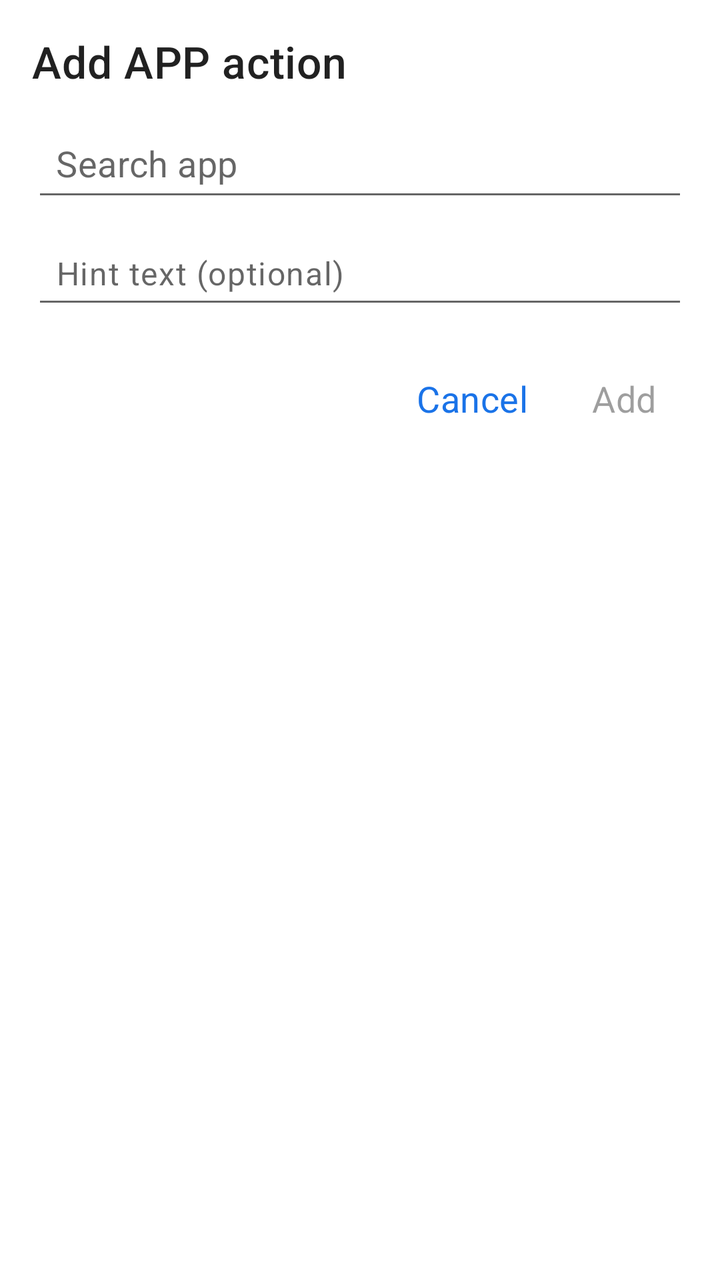
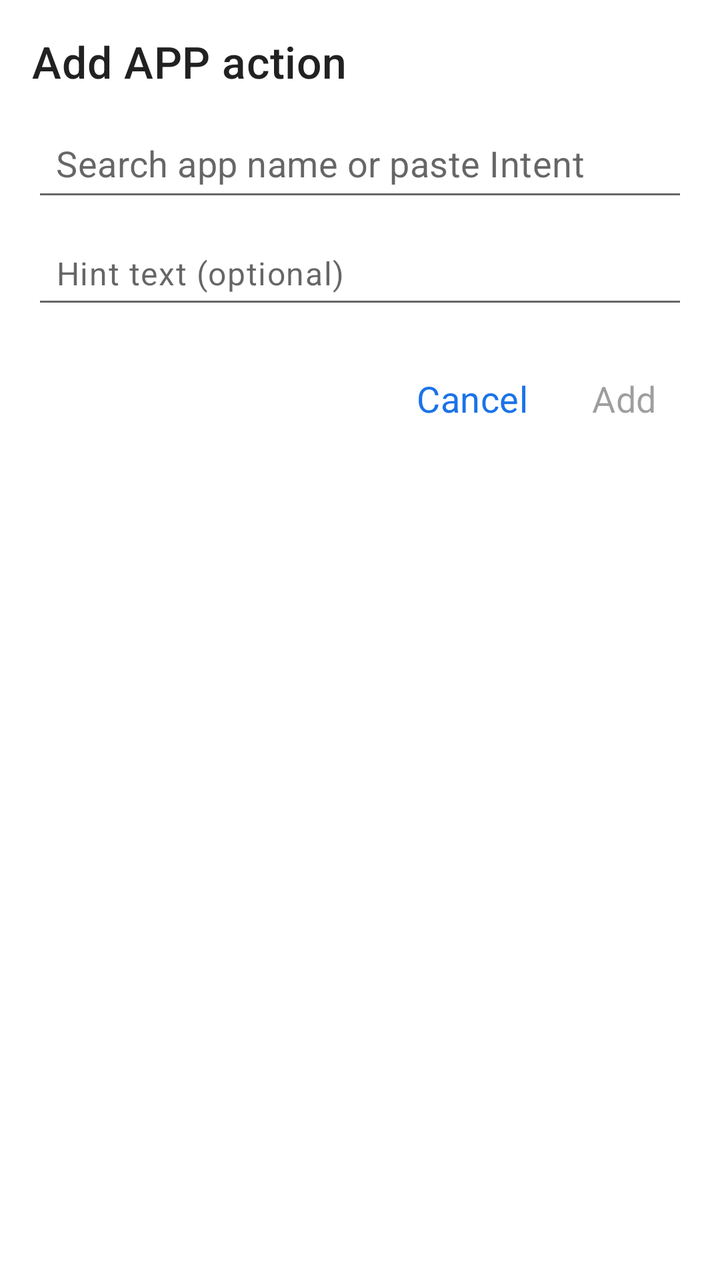

An Android layout rendered at two revisions. The XML below is the earlier revision; the diff shows what the commit changed to produce the second picture.
<!-- AndroidManifest.xml: application theme Theme.JustNow -->
<!-- res/layout/dialog_app_action_add.xml -->
<?xml version="1.0" encoding="utf-8"?>
<LinearLayout xmlns:android="http://schemas.android.com/apk/res/android"
    android:layout_width="match_parent"
    android:layout_height="wrap_content"
    android:orientation="vertical"
    android:padding="16dp">

    <TextView
        android:layout_width="wrap_content"
        android:layout_height="wrap_content"
        android:text="@string/s_app_action_add_title"
        android:textAppearance="@style/TextAppearance.JustNow.Title"
        android:layout_marginBottom="12dp" />

    <AutoCompleteTextView
        android:id="@+id/et_app_search"
        android:layout_width="match_parent"
        android:layout_height="wrap_content"
        android:hint="@string/s_app_search_hint"
        android:inputType="text"
        android:maxLines="1"
        android:completionThreshold="1"
        android:textAppearance="@style/TextAppearance.JustNow.Body"
        android:padding="12dp"
        android:drawablePadding="16dp"
        android:dropDownHeight="200dp" />

    <EditText
        android:id="@+id/et_app_hint"
        android:layout_width="match_parent"
        android:layout_height="wrap_content"
        android:hint="@string/s_app_hint_hint"
        android:inputType="text"
        android:maxLines="1"
        android:textAppearance="@style/TextAppearance.JustNow.Caption"
        android:padding="12dp"
        android:layout_marginTop="8dp" />

    <LinearLayout
        android:layout_width="match_parent"
        android:layout_height="wrap_content"
        android:orientation="horizontal"
        android:gravity="end"
        android:layout_marginTop="16dp">

        <Button
            android:id="@+id/btn_cancel"
            android:layout_width="wrap_content"
            android:layout_height="wrap_content"
            style="@style/Widget.JustNow.Dialog.Button.Secondary"
            android:text="@string/s_cancel" />

        <Button
            android:id="@+id/btn_add_to_list"
            android:layout_width="wrap_content"
            android:layout_height="wrap_content"
            style="@style/Widget.JustNow.Dialog.Button"
            android:text="@string/s_add"
            android:enabled="false" />
    </LinearLayout>
</LinearLayout>
<!-- resources referenced by this layout -->
<resources>
  <string name="s_add">Add</string>
  <string name="s_app_action_add_title">Add APP action</string>
  <string name="s_app_hint_hint">Hint text (optional)</string>
  <string name="s_app_search_hint">Search app</string>
  <string name="s_cancel">Cancel</string>
  <style name="TextAppearance.JustNow.Body" parent="TextAppearance.MaterialComponents.Subtitle1">
          <item name="android:textSize">@dimen/text_size_body</item>
      </style>
  <style name="TextAppearance.JustNow.Caption" parent="TextAppearance.MaterialComponents.Caption">
          <item name="android:textSize">@dimen/text_size_caption</item>
      </style>
  <style name="TextAppearance.JustNow.Title" parent="TextAppearance.MaterialComponents.Headline6">
          <item name="android:textSize">@dimen/text_size_title</item>
      </style>
  <style name="Widget.JustNow.Dialog.Button" parent="Widget.MaterialComponents.Button.TextButton.Dialog">
          <item name="android:textAppearance">@style/TextAppearance.JustNow.Dialog.Button</item>
          <item name="textAllCaps">false</item>
      </style>
  <style name="Widget.JustNow.Dialog.Button.Secondary" parent="Widget.MaterialComponents.Button.TextButton.Dialog">
          <item name="android:textAppearance">@style/TextAppearance.JustNow.Dialog.Button.Secondary</item>
          <item name="textAllCaps">false</item>
      </style>
  <style name="Theme.JustNow" parent="Theme.MaterialComponents.DayNight.NoActionBar">
          
          <item name="colorPrimary">@color/theme_blue</item>
          <item name="colorPrimaryVariant">#1557B0</item>
          <item name="colorOnPrimary">@color/white</item>
          
          <item name="colorSecondary">@color/teal_200</item>
          <item name="colorSecondaryVariant">@color/teal_700</item>
          <item name="colorOnSecondary">@color/black</item>
          
          
          <item name="popupTheme">@style/ThemeOverlay.MaterialComponents.Light</item>
          <item name="alertDialogTheme">@style/ThemeOverlay.JustNow.AlertDialog</item>
          
          <item name="colorControlActivated">@color/theme_blue</item>
      </style>
  <dimen name="text_size_body">18sp</dimen>
  <dimen name="text_size_caption">16sp</dimen>
  <dimen name="text_size_title">22sp</dimen>
  <style name="TextAppearance.JustNow.Dialog.Button" parent="TextAppearance.JustNow.Body">
          <item name="android:textColor">?attr/colorPrimary</item>
      </style>
  <style name="TextAppearance.JustNow.Dialog.Button.Secondary" parent="TextAppearance.JustNow.Body">
          <item name="android:textColor">?attr/colorPrimary</item>
      </style>
  <color name="theme_blue">#1A73E8</color>
  <color name="white">#FFFFFFFF</color>
  <color name="teal_200">#FF03DAC5</color>
  <color name="teal_700">#FF018786</color>
  <color name="black">#FF000000</color>
  <style name="TextAppearance.JustNow.Dialog.Title" parent="TextAppearance.JustNow.Title">
          <item name="android:textColor">@color/text_primary</item>
      </style>
  <color name="text_primary">#1A1A1A</color>
  <color name="text_secondary">#757575</color>
  <style name="TextAppearance.JustNow.Dialog.Body" parent="TextAppearance.JustNow.Body">
          <item name="android:textColor">@color/text_primary</item>
      </style>
  <!-- unchanged entries left out for length: 1 -->
</resources>

<!-- the commit's change to res/layout/dialog_app_action_add.xml (unified diff, before → after) -->
@@ -16,7 +16,7 @@
         android:id="@+id/et_app_search"
         android:layout_width="match_parent"
         android:layout_height="wrap_content"
-        android:hint="@string/s_app_search_hint"
+        android:hint="@string/s_app_search_or_intent_hint"
         android:inputType="text"
         android:maxLines="1"
         android:completionThreshold="1"
<!-- resource entries referenced after the edit -->
@@ -3,7 +3,7 @@
   <string name="s_add">Add</string>
   <string name="s_app_action_add_title">Add APP action</string>
   <string name="s_app_hint_hint">Hint text (optional)</string>
-  <string name="s_app_search_hint">Search app</string>
+  <string name="s_app_search_or_intent_hint">Search app name or paste Intent</string>
   <string name="s_cancel">Cancel</string>
   <style name="TextAppearance.JustNow.Body" parent="TextAppearance.MaterialComponents.Subtitle1">
           <item name="android:textSize">@dimen/text_size_body</item>
